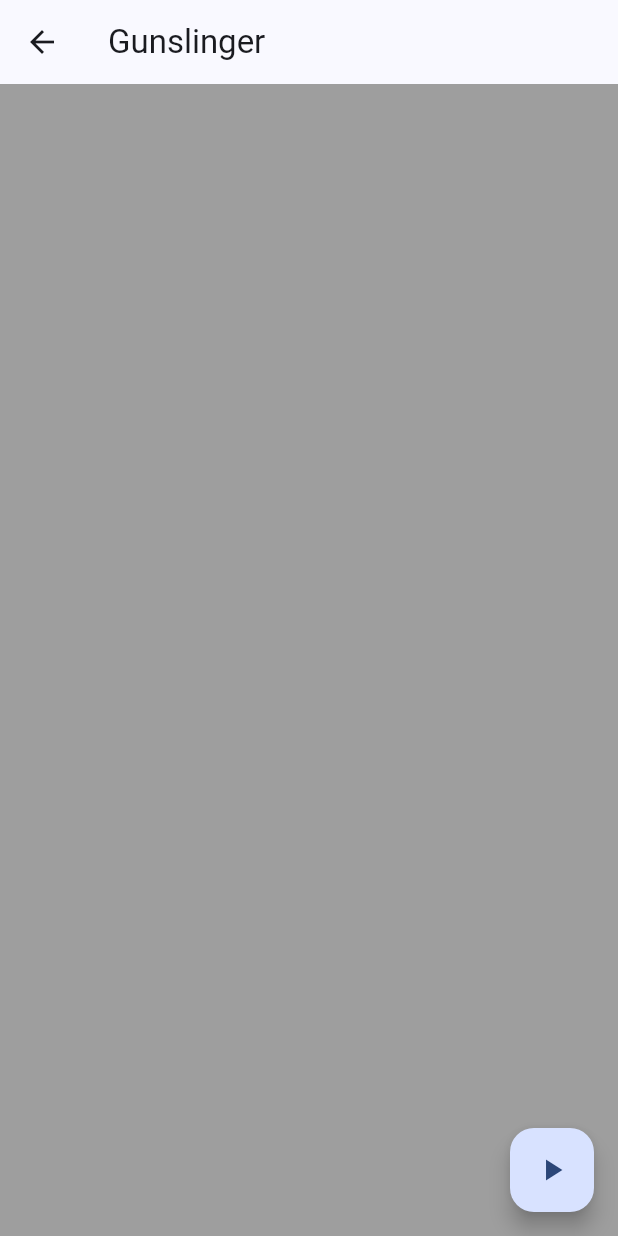
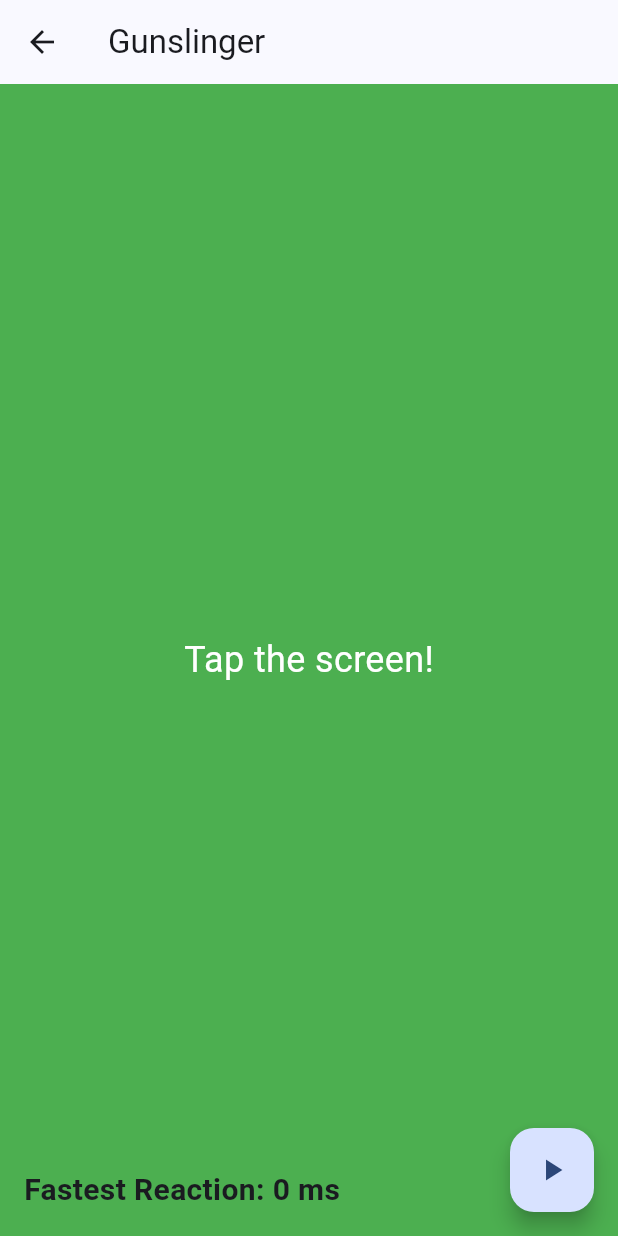
Before and after one commit to Zxoir/RapidMind, a Flutter app: the GunslingerPage screen opened directly, on a phone screen of 412 x 824 dp. Run offline on Flutter 3.47's test engine with Material 3 defaults, Android fonts, the phone set to English and light mode, and no system bars; our stand-ins replace shared_preferences; accounts and stored records are empty.

Commit message:
Added Highscore tracker for Math Quiz, Gunslinger, and Sequence Memory

```diff
--- a/lib/gunslinger_page.dart
+++ b/lib/gunslinger_page.dart
@@ -2,6 +2,7 @@ import 'dart:async';
 import 'dart:math';
 
 import 'package:flutter/material.dart';
+import 'package:shared_preferences/shared_preferences.dart';
 
 class GunslingerPage extends StatefulWidget {
   const GunslingerPage({super.key});
@@ -15,6 +16,29 @@ class _GunslingerPageState extends State<GunslingerPage> {
   bool _isGameActive = false;
   late Stopwatch _stopwatch;
   late Timer _timer;
+  int _fastestReactionTime = 99999999;
+
+  @override
+  void initState() {
+    super.initState();
+    _loadFastestReactionTime();
+    _startGame();
+  }
+
+  void _loadFastestReactionTime() async {
+    SharedPreferences prefs = await SharedPreferences.getInstance();
+    setState(() {
+      _fastestReactionTime = prefs.getInt('fastestReactionTime') ?? 0;
+    });
+  }
+
+  void _saveFastestReactionTime(int reactionTime) async {
+    SharedPreferences prefs = await SharedPreferences.getInstance();
+    if (reactionTime < _fastestReactionTime) {
+      _fastestReactionTime = reactionTime;
+      await prefs.setInt('fastestReactionTime', _fastestReactionTime);
+    }
+  }
 
   void _startGame() {
     setState(() {
@@ -36,14 +60,17 @@ class _GunslingerPageState extends State<GunslingerPage> {
     if (_isGameActive) {
       _isGameActive = false;
       setState(() {
+        int reactionTime = _stopwatch.elapsedMilliseconds;
         if (!_stopwatch.isRunning) {
           _resultMessage = 'You lost!';
-        } else if (_stopwatch.elapsedMilliseconds < 1000) {
-          _resultMessage =
-              'You won! Reaction time: ${_stopwatch.elapsedMilliseconds} ms';
+        } else if (reactionTime < 1000) {
+          if (reactionTime < _fastestReactionTime) {
+            _saveFastestReactionTime(reactionTime);
+          }
+
+          _resultMessage = 'You won! Reaction time: $reactionTime ms';
         } else {
-          _resultMessage =
-              'You lost! Reaction time: ${_stopwatch.elapsedMilliseconds} ms';
+          _resultMessage = 'You lost! Reaction time: $reactionTime ms';
         }
       });
       _stopwatch.stop();
@@ -57,15 +84,17 @@ class _GunslingerPageState extends State<GunslingerPage> {
       appBar: AppBar(
         title: const Text('Gunslinger'),
       ),
-      body: Center(
+      body: Stack(
+        children: [
+          Center(
             child: GestureDetector(
               onTap: _tapScreen,
               child: Container(
                 color: _isGameActive && _stopwatch.isRunning
                     ? Colors.green
                     : Colors.grey,
-            width: double.infinity,
-            height: double.infinity,
+                width: MediaQuery.sizeOf(context).width,
+                height: MediaQuery.sizeOf(context).height,
                 child: Center(
                   child: Text(
                     _isGameActive && !_stopwatch.isRunning
@@ -80,6 +109,19 @@ class _GunslingerPageState extends State<GunslingerPage> {
               ),
             ),
           ),
+          Positioned(
+            left: 16,
+            bottom: 16,
+            child: Text(
+              'Fastest Reaction: $_fastestReactionTime ms',
+              style: const TextStyle(
+                fontSize: 20,
+                fontWeight: FontWeight.bold,
+              ),
+            ),
+          ),
+        ],
+      ),
       floatingActionButton: FloatingActionButton(
         onPressed: _startGame,
         child: const Icon(Icons.play_arrow),
--- a/lib/main.dart
+++ b/lib/main.dart
@@ -3,6 +3,7 @@ import 'package:flutter/material.dart';
 import 'home_page.dart';
 
 void main() {
+  WidgetsFlutterBinding.ensureInitialized();
   runApp(const MyApp());
 }
 
--- a/pubspec.yaml
+++ b/pubspec.yaml
@@ -13,6 +13,7 @@ dependencies:
     sdk: flutter
   cupertino_icons: ^1.0.6
   collection: ^1.18.0
+  shared_preferences: ^2.3.2
 
 dev_dependencies:
   flutter_test:
```
Also changed, not shown: lib/math_quiz_page.dart (+31 -0 lines), lib/sequence_memory_page.dart (+29 -0 lines), pubspec.lock, 1 other file. Lines whose indentation alone changed are shown as unchanged.
